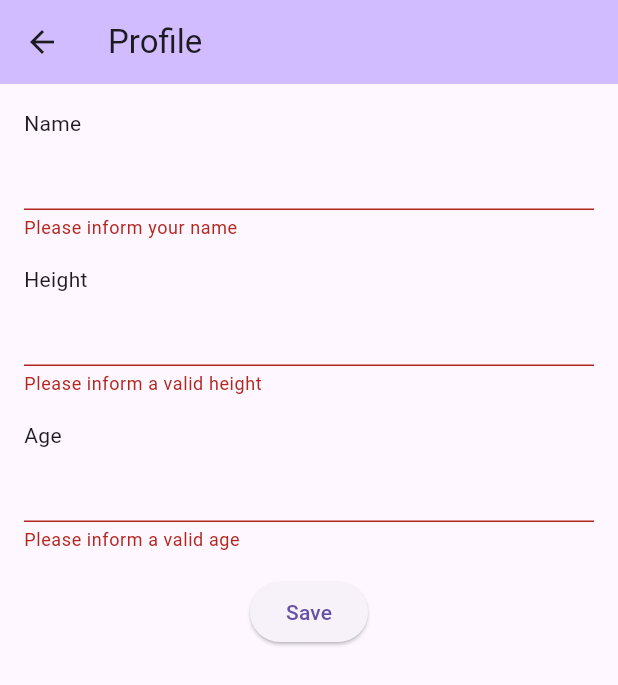
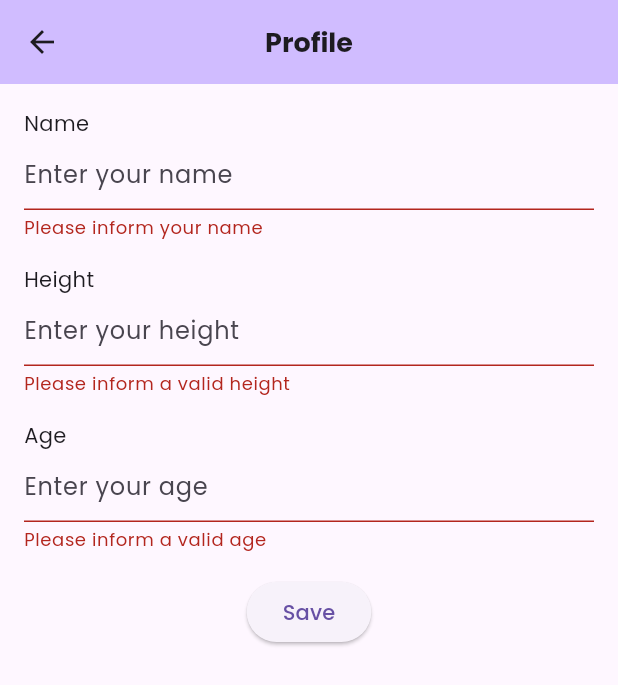
Before and after one commit to viniciusAbrantes/bf_tracker, a Flutter app: the screen it shows after launch, after a tap on "Save", on a phone screen of 412 x 824 dp. Shown: the top 685 px of the screen. Run offline on Flutter 3.47's test engine with Material 3 defaults, Android fonts, the phone set to English and light mode, and no system bars; our stand-ins replace google_fonts, shared_preferences.

Commit message:
Adding first use logic
Display user's name on home page
Add Settings button to display profile

```diff
--- a/lib/constants/strings.dart
+++ b/lib/constants/strings.dart
@@ -3,20 +3,20 @@ class Strings {
 
   static const String appTitle = 'BF Tracker';
   static const String profilePageTitle = 'Profile';
-  static const String settingsPageTitle = 'Settings';
   static const String profilePage = '/profile';
-  static const String settingsPage = '/settings';
   static const String homePage = '/';
 
   //profile page
   static const String name = 'Name';
   static const String age = 'Age';
   static const String height = 'Height';
+  static const String nameHint = 'Enter your name';
+  static const String ageHint = 'Enter your age';
+  static const String heightHint = 'Enter your height';
   static const String invalidName = 'Please inform your name';
   static const String invalidAge = 'Please inform a valid age';
   static const String invalidHeight = 'Please inform a valid height';
   static const String saveButton = 'Save';
-  static const String savingSnackBar = 'Saving...';
 
   //profile data
   static const String profileNameKey = 'profile_name';
--- a/lib/main.dart
+++ b/lib/main.dart
@@ -1,7 +1,7 @@
 import 'package:bf_tracker/pages/home.dart';
 import 'package:bf_tracker/pages/profile.dart';
-import 'package:bf_tracker/pages/settings.dart';
 import 'package:flutter/material.dart';
+import 'package:google_fonts/google_fonts.dart';
 import 'package:shared_preferences/shared_preferences.dart';
 
 import 'constants/strings.dart';
@@ -25,11 +25,12 @@ class MyApp extends StatelessWidget {
   @override
   Widget build(BuildContext context) {
     return MaterialApp(
+      debugShowCheckedModeBanner: false,
+      theme: ThemeData(fontFamily: GoogleFonts.poppins().fontFamily),
       initialRoute: initialRoute,
       routes: {
         Strings.homePage: (context) => const HomePage(),
         Strings.profilePage: (context) => const ProfilePage(),
-        Strings.settingsPage: (context) => const SettingsPage(),
       },
     );
   }
--- a/lib/pages/home.dart
+++ b/lib/pages/home.dart
@@ -1,4 +1,5 @@
 import 'package:flutter/material.dart';
+import 'package:shared_preferences/shared_preferences.dart';
 
 import '../constants/strings.dart';
 
@@ -10,11 +11,15 @@ class HomePage extends StatefulWidget {
 }
 
 class _HomePageState extends State<HomePage> {
-  int _counter = 0;
+  String _profileName = '';
 
-  void _incrementCounter() {
-    setState(() {
-      _counter++;
+  @override
+  void initState() {
+    super.initState();
+    loadProfileName().then((result) {
+      setState(() {
+        _profileName = result;
+      });
     });
   }
 
@@ -22,28 +27,41 @@ class _HomePageState extends State<HomePage> {
   Widget build(BuildContext context) {
     return Scaffold(
       appBar: AppBar(
+        centerTitle: true,
+        actions: [
+          IconButton(
+            icon: const Icon(Icons.settings),
+            onPressed: () {
+              Navigator.pushNamed(context, Strings.profilePage);
+            },
+          )
+        ],
         backgroundColor: Theme.of(context).colorScheme.inversePrimary,
-        title: const Text(Strings.appTitle),
+        title: const Text(
+          Strings.appTitle,
+          style: TextStyle(fontSize: 18, fontWeight: FontWeight.bold),
+        ),
       ),
-      body: Center(
+      body: Container(
+        padding: const EdgeInsets.all(16),
         child: Column(
-          mainAxisAlignment: MainAxisAlignment.center,
           children: <Widget>[
-            const Text(
-              'You have pushed the button this many times:',
-            ),
-            Text(
-              '$_counter',
-              style: Theme.of(context).textTheme.headlineMedium,
-            ),
+            Text('Welcome back, $_profileName',
+                style: Theme.of(context).textTheme.labelLarge),
           ],
         ),
       ),
       floatingActionButton: FloatingActionButton(
-        onPressed: _incrementCounter,
+        onPressed: () {},
         tooltip: 'Increment',
         child: const Icon(Icons.add),
       ),
     );
   }
+
+  Future<String> loadProfileName() async {
+    final prefs = await SharedPreferences.getInstance();
+    return prefs.getString(Strings.profileNameKey)
+        ?.split(' ').first ?? '';
+  }
 }
--- a/lib/pages/profile.dart
+++ b/lib/pages/profile.dart
@@ -11,7 +11,11 @@ class ProfilePage extends StatelessWidget {
     return Scaffold(
         appBar: AppBar(
           backgroundColor: Theme.of(context).colorScheme.inversePrimary,
-          title: const Text(Strings.profilePageTitle),
+          centerTitle: true,
+          title: const Text(
+            Strings.profilePageTitle,
+            style: TextStyle(fontSize: 18, fontWeight: FontWeight.bold),
+          ),
         ),
         body: Container(
           padding: const EdgeInsets.all(16),
@@ -45,6 +49,7 @@ class ProfileFormState extends State<ProfileForm> {
 
   @override
   Widget build(BuildContext context) {
+    loadProfileData();
     return Form(
       key: _formKey,
       child: Column(
@@ -52,7 +57,10 @@ class ProfileFormState extends State<ProfileForm> {
         children: <Widget>[
           const Text(Strings.name),
           TextFormField(
+            decoration: const InputDecoration(hintText: Strings.nameHint),
             controller: nameController,
+            keyboardType: TextInputType.name,
+            textCapitalization: TextCapitalization.words,
             validator: (value) {
               if (value == null || value.isEmpty) {
                 return Strings.invalidName;
@@ -63,6 +71,7 @@ class ProfileFormState extends State<ProfileForm> {
           const SizedBox(height: 16),
           const Text(Strings.height),
           TextFormField(
+            decoration: const InputDecoration(hintText: Strings.heightHint),
             controller: heightController,
             keyboardType: TextInputType.number,
             validator: (value) {
@@ -75,6 +84,7 @@ class ProfileFormState extends State<ProfileForm> {
           const SizedBox(height: 16),
           const Text(Strings.age),
           TextFormField(
+            decoration: const InputDecoration(hintText: Strings.ageHint),
             controller: ageController,
             keyboardType: TextInputType.number,
             validator: (value) {
@@ -89,9 +99,6 @@ class ProfileFormState extends State<ProfileForm> {
             child: ElevatedButton(
               onPressed: () async {
                 if (_formKey.currentState!.validate()) {
-                  ScaffoldMessenger.of(context).showSnackBar(
-                    const SnackBar(content: Text(Strings.savingSnackBar)),
-                  );
                   await saveProfileData(() {
                     if (!mounted) return;
                     Navigator.pushNamed(context, Strings.homePage);
@@ -114,4 +121,11 @@ class ProfileFormState extends State<ProfileForm> {
 
     onSuccess.call();
   }
+
+  Future<void> loadProfileData() async {
+    final prefs = await SharedPreferences.getInstance();
+    nameController.text = prefs.getString(Strings.profileNameKey) ?? '';
+    ageController.text = prefs.getString(Strings.profileAgeKey) ?? '';
+    heightController.text = prefs.getString(Strings.profileHeightKey) ?? '';
+  }
 }
--- a/lib/pages/settings.dart
+++ /dev/null
@@ -1,27 +0,0 @@
-import 'package:flutter/material.dart';
-
-import '../constants/strings.dart';
-
-class SettingsPage extends StatelessWidget {
-  const SettingsPage({super.key});
-
-  @override
-  Widget build(BuildContext context) {
-    return Scaffold(
-      appBar: AppBar(
-        backgroundColor: Theme.of(context).colorScheme.inversePrimary,
-        title: const Text(Strings.settingsPageTitle),
-      ),
-      body: const Center(
-        child: Column(
-          mainAxisAlignment: MainAxisAlignment.center,
-          children: <Widget>[
-            Text(
-              'Settings will come here:',
-            ),
-          ],
-        ),
-      ),
-    );
-  }
-}
--- a/pubspec.yaml
+++ b/pubspec.yaml
@@ -36,6 +36,7 @@ dependencies:
   # Use with the CupertinoIcons class for iOS style icons.
   cupertino_icons: ^1.0.8
   shared_preferences: ^2.3.2
+  google_fonts: ^6.2.1
 
 dev_dependencies:
   flutter_test:
```
Also changed, not shown: pubspec.lock.
